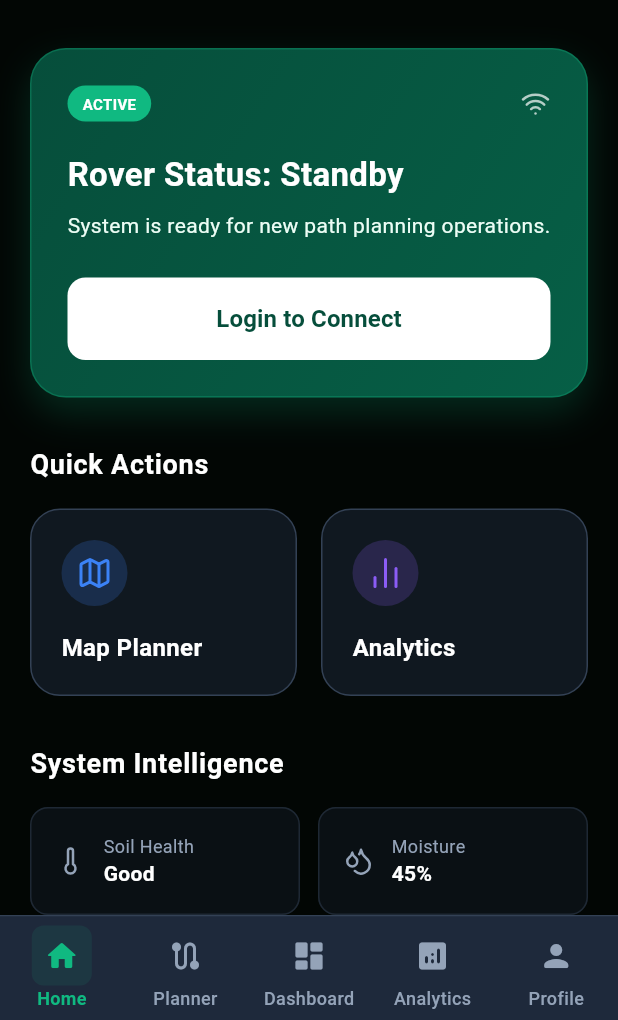
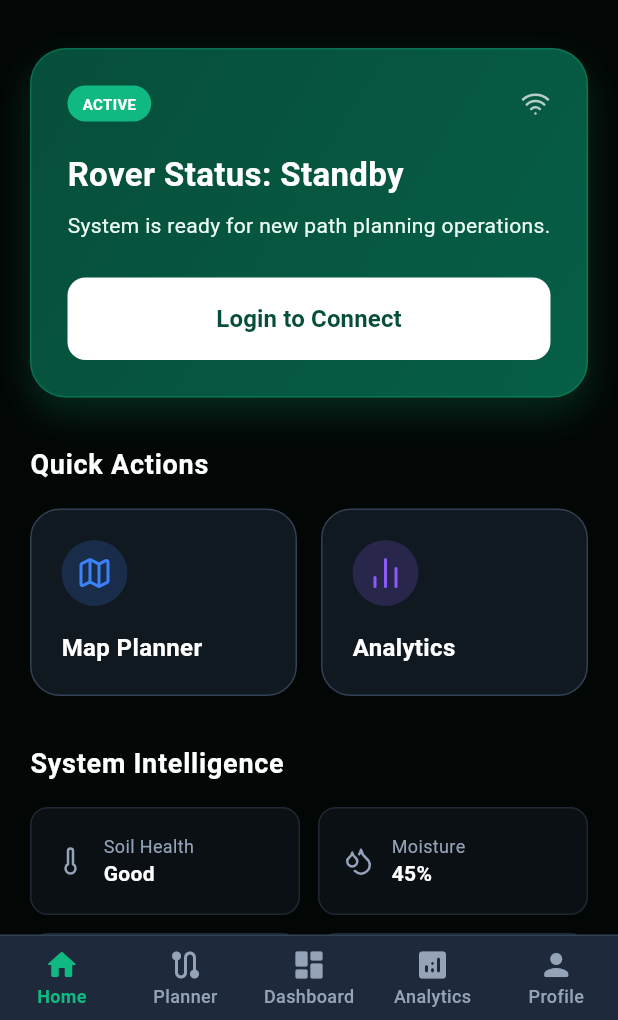
Before and after one commit to aniket-gawande/TRINETRA-APP, a Flutter app: the screen it shows after launch, on a phone screen of 412 x 824 dp, the part 216-1236 px from its top. Run offline on Flutter 3.47's test engine with Material 3 defaults, Android fonts, the phone set to English and light mode, and no system bars; our stand-ins replace dio, firebase_core, flutter_map, geolocator, latlong2, lucide_icons; accounts and stored records are empty.

Commit message:
Simplify bottom navbar - remove rectangular icon backgrounds for cleaner minimal design

```diff
--- a/lib/components/bottom_nav_bar.dart
+++ b/lib/components/bottom_nav_bar.dart
@@ -38,70 +38,25 @@ class BottomNavBar extends StatelessWidget {
           fontSize: 12,
           fontWeight: FontWeight.w500,
         ),
-        items: [
+        items: const [
           BottomNavigationBarItem(
-            icon: Container(
-              padding: const EdgeInsets.all(8),
-              decoration: BoxDecoration(
-                color: selectedIndex == 0
-                    ? const Color(0xFF10b981).withValues(alpha: 0.1)
-                    : Colors.transparent,
-                borderRadius: BorderRadius.circular(8),
-              ),
-              child: const Icon(Icons.home_rounded, size: 24),
-            ),
+            icon: Icon(Icons.home_rounded),
             label: 'Home',
           ),
           BottomNavigationBarItem(
-            icon: Container(
-              padding: const EdgeInsets.all(8),
-              decoration: BoxDecoration(
-                color: selectedIndex == 1
-                    ? const Color(0xFF10b981).withValues(alpha: 0.1)
-                    : Colors.transparent,
-                borderRadius: BorderRadius.circular(8),
-              ),
-              child: const Icon(Icons.route_rounded, size: 24),
-            ),
+            icon: Icon(Icons.route_rounded),
             label: 'Planner',
           ),
           BottomNavigationBarItem(
-            icon: Container(
-              padding: const EdgeInsets.all(8),
-              decoration: BoxDecoration(
-                color: selectedIndex == 2
-                    ? const Color(0xFF10b981).withValues(alpha: 0.1)
-                    : Colors.transparent,
-                borderRadius: BorderRadius.circular(8),
-              ),
-              child: const Icon(Icons.dashboard_rounded, size: 24),
-            ),
+            icon: Icon(Icons.dashboard_rounded),
             label: 'Dashboard',
           ),
           BottomNavigationBarItem(
-            icon: Container(
-              padding: const EdgeInsets.all(8),
-              decoration: BoxDecoration(
-                color: selectedIndex == 3
-                    ? const Color(0xFF10b981).withValues(alpha: 0.1)
-                    : Colors.transparent,
-                borderRadius: BorderRadius.circular(8),
-              ),
-              child: const Icon(Icons.analytics_rounded, size: 24),
-            ),
+            icon: Icon(Icons.analytics_rounded),
             label: 'Analytics',
           ),
           BottomNavigationBarItem(
-            icon: Container(
-              padding: const EdgeInsets.all(8),
-              decoration: BoxDecoration(
-                color: selectedIndex == 4
-                    ? const Color(0xFF10b981).withValues(alpha: 0.1)
-                    : Colors.transparent,
-                borderRadius: BorderRadius.circular(8),
-              ),
-              child: const Icon(Icons.person_rounded, size: 24),
-            ),
+            icon: Icon(Icons.person_rounded),
             label: 'Profile',
           ),
         ],
```
